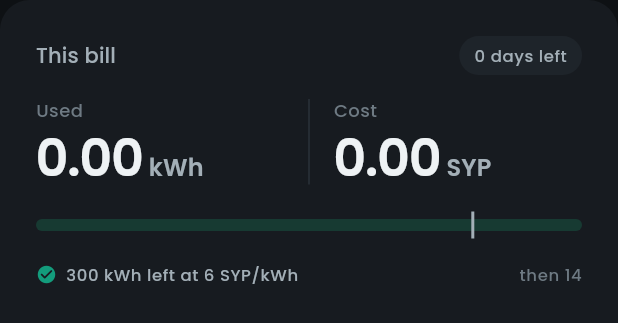
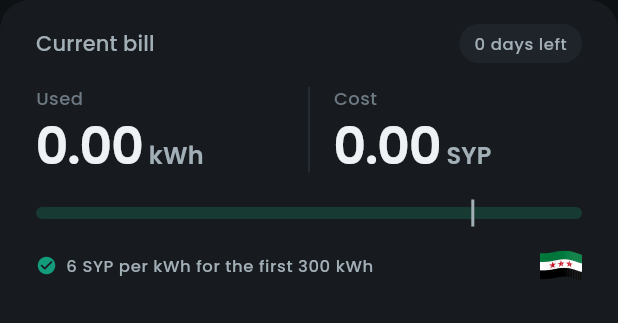
Before and after one commit to FOXSPEED99/BleuLand-Smart-Energy-Meter, a Flutter app: the BillCard widget shown alone on an empty page, opened directly with empty values, on a phone screen of 412 x 824 dp. Shown: the top 323 px of the screen. Run offline on Flutter 3.47's test engine with Material 3 defaults, Android fonts, the phone set to English and light mode, and no system bars; our stand-ins replace connectivity_plus, fl_chart, flutter_riverpod, go_router, shared_preferences, supabase_flutter; missing offline and left inert: esp_provisioning_ble, mobile_scanner, universal_ble; accounts and stored records are empty; network calls fail.

Commit message:
App: "Current bill" with a plain price line and a waving flag; country picker
Fox: move the bill title up, rename it, make the price note clearer and
drop the lonely "then 14", put the country's flag there with a smooth
loop, and let people choose their country (Syria now, more later).
- Bill card: "Current bill", a bit closer to the top. One line about the
  price: "6 SYP per kWh for the first 300 kWh" (or "Over 300 kWh: now
  14 SYP per kWh", or "6 SYP per kWh" with a single price); it shrinks
  rather than wraps. The flag waves on the right.
- WavingFlag: drawn in code (Syria: green / white / black, three red
  stars) in ~1 px slices with light and shade on the folds, rounded
  corners; pauses when not on screen.
- Country: kept in the account (Supabase user data, no database change),
  asked once right after signing up or in ("Where are your homes?"), and
  changeable in Settings -> Account -> Country. Regions live in
  core/region.dart, so adding a country is one line plus its flag.

Co-Authored-By: Claude Opus 5.5 <noreply@anthropic.com>
Claude-Session: https://claude.ai/code/session_01NsT6JB7eLs6ZCwZyGvDf38

```diff
--- a/Bleu-Land/Smart-Energy-Meter/BleuLand-Energy-App/lib/app.dart
+++ b/Bleu-Land/Smart-Energy-Meter/BleuLand-Energy-App/lib/app.dart
@@ -11,6 +11,7 @@ import 'features/auth/welcome_screen.dart';
 import 'features/history/history_screen.dart';
 import 'features/home/home_screen.dart';
 import 'features/onboarding/add_meter_screen.dart';
+import 'features/region/region_screen.dart';
 import 'features/settings/firmware_screen.dart';
 import 'features/settings/settings_screen.dart';
 import 'features/settings/sharing_screen.dart';
@@ -33,6 +34,10 @@ final routerProvider = Provider<GoRouter>((ref) {
       final public = loc == '/welcome' || loc == '/auth';
       if (!signedIn && !demo && !public) return '/welcome';
       if ((signedIn || demo) && loc == '/welcome') return '/home';
+      // after signing up / in: pick the country once
+      final picked = demo || userRegion() != null;
+      if (signedIn && !picked && !public && loc != '/region') return '/region';
+      if (picked && loc == '/region') return '/home';
       return null;
     },
     routes: [
@@ -41,6 +46,7 @@ final routerProvider = Provider<GoRouter>((ref) {
         path: '/auth',
         builder: (_, s) => AuthScreen(signUp: s.uri.queryParameters['mode'] == 'signup'),
       ),
+      GoRoute(path: '/region', builder: (_, _) => const RegionScreen()),
       GoRoute(path: '/add-meter', builder: (_, _) => const AddMeterScreen()),
       GoRoute(path: '/settings/tariff', builder: (_, _) => const TariffScreen()),
       GoRoute(path: '/settings/firmware', builder: (_, _) => const FirmwareScreen()),
--- a/Bleu-Land/Smart-Energy-Meter/BleuLand-Energy-App/lib/features/home/bill_card.dart
+++ b/Bleu-Land/Smart-Energy-Meter/BleuLand-Energy-App/lib/features/home/bill_card.dart
@@ -1,22 +1,26 @@
 import 'package:flutter/material.dart';
+import 'package:flutter_riverpod/flutter_riverpod.dart';
 
 import '../../core/format.dart';
 import '../../data/models.dart';
 import '../../data/providers.dart';
 import '../../theme/tokens.dart';
+import '../../widgets/flag.dart';
 import '../../widgets/ui.dart';
 
-/// "This bill": energy used and cost so far side by side, and the cheap-block meter.
-class BillCard extends StatelessWidget {
+/// "Current bill": energy used and cost so far side by side, the cheap-block
+/// meter, and one line about the price, with the country's flag.
+class BillCard extends ConsumerWidget {
   const BillCard({super.key, required this.meter, required this.cycle, this.onEditTariff});
   final Meter meter;
   final CycleSummary cycle;
   final VoidCallback? onEditTariff;
 
   @override
-  Widget build(BuildContext context) {
+  Widget build(BuildContext context, WidgetRef ref) {
     final t = Theme.of(context).textTheme;
     final cur = meter.currency;
+    final region = ref.watch(regionProvider);
     final tiers = meter.tariff.tiers;
     final firstLimit = tiers.isNotEmpty ? tiers.first.uptoKwh : null;
     final daysLeft = cycle.period.end.difference(DateTime.now()).inDays;
@@ -51,11 +55,11 @@ class BillCard extends StatelessWidget {
         );
 
     return Panel(
-      padding: const EdgeInsets.all(S.xl),
+      padding: const EdgeInsets.fromLTRB(S.xl, S.lg, S.xl, S.xl),
       onTap: onEditTariff,
       child: Column(crossAxisAlignment: CrossAxisAlignment.start, children: [
         Row(children: [
-          Text('This bill', style: t.titleSmall?.copyWith(color: C.text2)),
+          Text('Current bill', style: t.titleSmall?.copyWith(color: C.text2)),
           const Spacer(),
           Container(
             padding: const EdgeInsets.symmetric(horizontal: 10, vertical: 5),
@@ -76,40 +80,50 @@ class BillCard extends StatelessWidget {
           const SizedBox(height: S.lg),
           TierMeter(used: cycle.kwh, limit: firstLimit),
           const SizedBox(height: S.sm),
-          _TierLegend(cycle: cycle, meter: meter, limit: firstLimit),
+          _PriceLine(cycle: cycle, meter: meter, limit: firstLimit, region: region),
         ],
       ]),
     );
   }
 }
 
-class _TierLegend extends StatelessWidget {
-  const _TierLegend({required this.cycle, required this.meter, required this.limit});
+/// One line about the price, in plain words ("6 SYP per kWh for the first
+/// 300 kWh"), and the country's flag waving on the right.
+class _PriceLine extends StatelessWidget {
+  const _PriceLine({required this.cycle, required this.meter, required this.limit, required this.region});
   final CycleSummary cycle;
   final Meter meter;
   final double limit;
+  final String? region;
 
   @override
   Widget build(BuildContext context) {
     final t = Theme.of(context).textTheme.labelSmall;
     final tiers = meter.tariff.tiers;
+    final cur = meter.currency;
     final cheap = tiers.first.price;
     final next = tiers.length > 1 ? tiers[1].price : null;
     final inCheap = cycle.kwh <= limit;
-    final left = (limit - cycle.kwh).clamp(0, limit);
+    final text = next == null
+        ? '${_p(cheap)} $cur per kWh'
+        : inCheap
+            ? '${_p(cheap)} $cur per kWh for the first ${fmtKwh(limit)}'
+            : 'Over ${fmtKwh(limit)}: now ${_p(next)} $cur per kWh';
     return Row(children: [
       Icon(inCheap ? Icons.check_circle_rounded : Icons.warning_amber_rounded,
           size: 14, color: inCheap ? C.series : C.warning),
       const SizedBox(width: 6),
       Expanded(
-        child: Text(
-          inCheap
-              ? '${fmtKwh(left.toDouble())} left at ${_p(cheap)} ${meter.currency}/kWh'
-              : 'Above ${fmtKwh(limit)}: now ${_p(next ?? cheap)} ${meter.currency}/kWh',
-          style: t?.copyWith(color: C.text2),
+        child: FittedBox(
+          fit: BoxFit.scaleDown,
+          alignment: Alignment.centerLeft,
+          child: Text(text, maxLines: 1, style: t?.copyWith(color: C.text2)),
         ),
       ),
-      if (next != null && inCheap) Text('then ${_p(next)}', style: t?.copyWith(color: C.text3)),
+      if (region != null) ...[
+        const SizedBox(width: S.sm),
+        WavingFlag(regionId: region!, width: 28, height: 20),
+      ],
     ]);
   }
 
--- /dev/null
+++ b/Bleu-Land/Smart-Energy-Meter/BleuLand-Energy-App/lib/widgets/flag.dart
@@ -0,0 +1,108 @@
+import 'dart:math';
+
+import 'package:flutter/material.dart';
+
+/// A country's flag waving gently in a loop (the bill card, the country
+/// picker). Pauses on its own when the screen isn't shown.
+class WavingFlag extends StatefulWidget {
+  const WavingFlag({super.key, required this.regionId, this.width = 30, this.height = 20, this.wave = true});
+  final String regionId;
+  final double width, height;
+  final bool wave; // false: still (lists)
+
+  @override
+  State<WavingFlag> createState() => _WavingFlagState();
+}
+
+class _WavingFlagState extends State<WavingFlag> with SingleTickerProviderStateMixin {
+  late final _anim = AnimationController(vsync: this, duration: const Duration(milliseconds: 2600));
+
+  @override
+  void initState() {
+    super.initState();
+    if (widget.wave) _anim.repeat();
+  }
+
+  @override
+  void dispose() {
+    _anim.dispose();
+    super.dispose();
+  }
+
+  @override
+  Widget build(BuildContext context) => RepaintBoundary(
+        child: ClipRRect(
+          borderRadius: BorderRadius.circular(widget.width / 14),
+          child: CustomPaint(
+            size: Size(widget.width, widget.height),
+            painter: _FlagPainter(widget.regionId, _anim, widget.wave),
+          ),
+        ),
+      );
+}
+
+class _FlagPainter extends CustomPainter {
+  _FlagPainter(this.id, this.t, this.wave) : super(repaint: t);
+  final String id;
+  final Animation<double> t;
+  final bool wave;
+
+  @override
+  void paint(Canvas canvas, Size size) {
+    final phase = t.value * 2 * pi;
+    final amp = wave ? size.height * 0.07 : 0.0; // room is kept above and below
+    final flag = Size(size.width, size.height - amp * 2);
+    // thin slices (about 1 px) so the wave is smooth, not stepped
+    final strips = max(18, (size.width / 1.1).round());
+    final w = size.width / strips;
+    for (var i = 0; i < strips; i++) {
+      final x = i * w;
+      // the wave grows away from the pole (left edge moves least)
+      final k = x / size.width;
+      final a = k * 2 * pi * 0.9 - phase;
+      final dy = sin(a) * amp * (0.35 + k);
+      final shade = wave ? cos(a) * 0.10 * (0.35 + k) : 0.0;
+      canvas.save();
+      canvas.clipRect(Rect.fromLTWH(x - 0.3, 0, w + 0.6, size.height));
+      canvas.translate(0, amp + dy);
+      _drawFlag(canvas, flag);
+      // light and shadow across the folds
+      canvas.drawRect(
+        Rect.fromLTWH(x, 0, w, flag.height), // edge to edge: no darker seams
+        Paint()..color = (shade > 0 ? Colors.white : Colors.black).withValues(alpha: shade.abs()),
+      );
+      canvas.restore();
+    }
+  }
+
+  void _drawFlag(Canvas canvas, Size s) {
+    switch (id) {
+      case 'sy':
+      default:
+        // Syria: green, white and black bands, three red stars on the white
+        final band = s.height / 3;
+        canvas.drawRect(Rect.fromLTWH(0, 0, s.width, band), Paint()..color = const Color(0xFF007A3D));
+        canvas.drawRect(Rect.fromLTWH(0, band, s.width, band), Paint()..color = Colors.white);
+        canvas.drawRect(Rect.fromLTWH(0, band * 2, s.width, band), Paint()..color = const Color(0xFF000000));
+        final star = Paint()..color = const Color(0xFFCE1126);
+        final r = band * 0.42;
+        for (final fx in const [0.3, 0.5, 0.7]) {
+          canvas.drawPath(_star(Offset(s.width * fx, band * 1.5), r), star);
+        }
+    }
+  }
+
+  static Path _star(Offset c, double r) {
+    final p = Path();
+    for (var i = 0; i < 10; i++) {
+      final a = -pi / 2 + i * pi / 5;
+      final rr = i.isEven ? r : r * 0.4;
+      final pt = Offset(c.dx + rr * cos(a), c.dy + rr * sin(a));
+      i == 0 ? p.moveTo(pt.dx, pt.dy) : p.lineTo(pt.dx, pt.dy);
+    }
+    return p..close();
+  }
+
+  @override
+  bool shouldRepaint(_FlagPainter old) => old.id != id || old.wave != wave;
+}
```
Also changed, not shown: Bleu-Land/Smart-Energy-Meter/BleuLand-Energy-App/lib/core/region.dart (added, +20 -0 lines), Bleu-Land/Smart-Energy-Meter/BleuLand-Energy-App/lib/data/providers.dart (+16 -0 lines), Bleu-Land/Smart-Energy-Meter/BleuLand-Energy-App/lib/features/region/region_screen.dart (added, +97 -0 lines), Bleu-Land/Smart-Energy-Meter/BleuLand-Energy-App/lib/features/settings/settings_screen.dart (+38 -1 lines).
